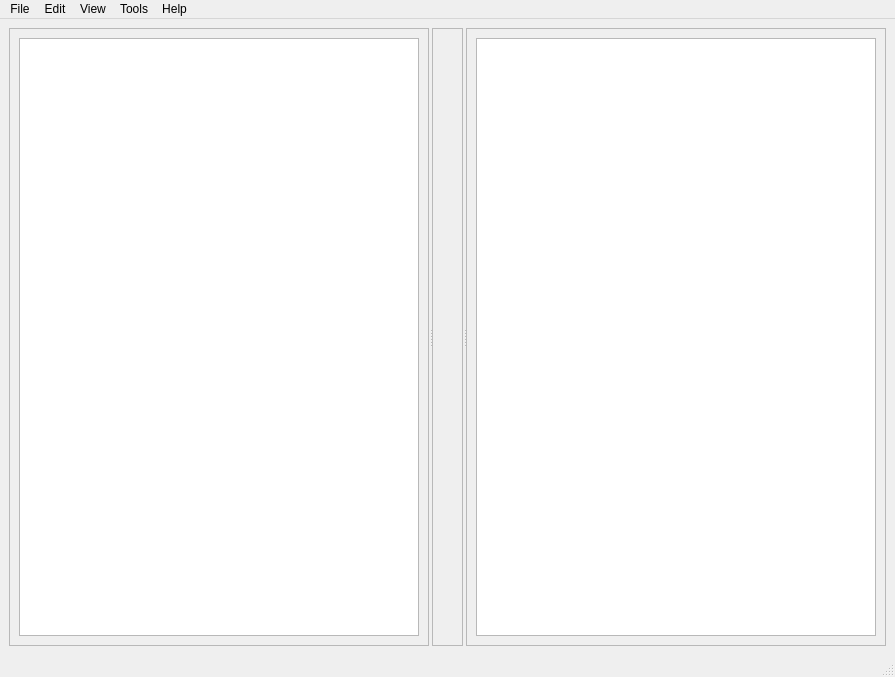
First picture: the form in gui/MainWindow.ui, repository CaptBerry/temp_x_research, before the edit.
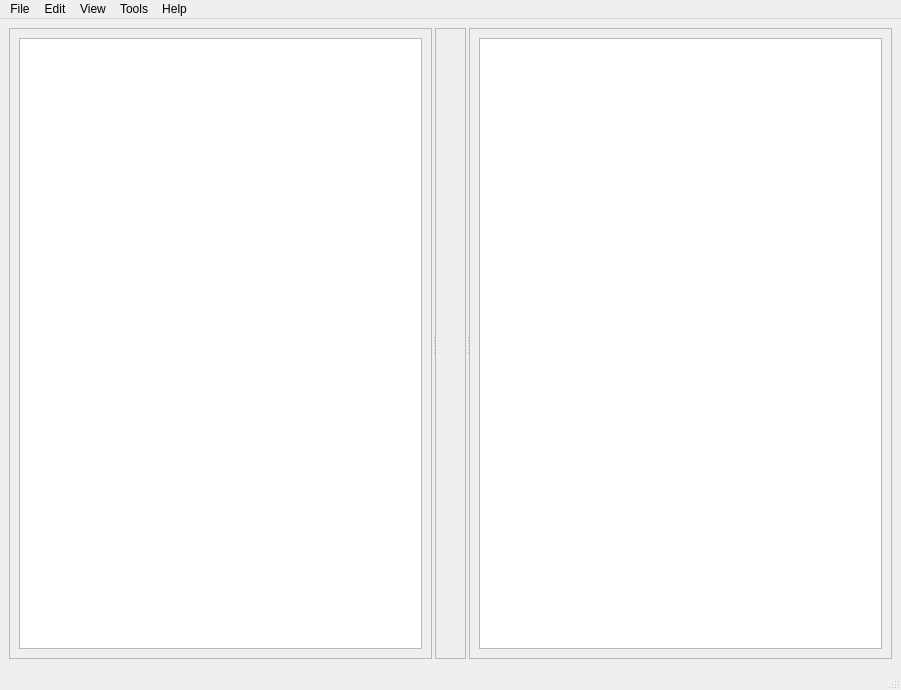
Second picture: the form after the edit.

Patch:
```diff
--- a/gui/MainWindow.ui
+++ b/gui/MainWindow.ui
@@ -6,8 +6,8 @@
    <rect>
     <x>0</x>
     <y>0</y>
-    <width>895</width>
-    <height>677</height>
+    <width>901</width>
+    <height>690</height>
    </rect>
   </property>
   <property name="windowTitle">
@@ -33,6 +33,9 @@
        <layout class="QVBoxLayout" name="verticalLayout_3">
         <item>
          <widget class="QTreeView" name="projectTree">
+          <property name="enabled">
+           <bool>true</bool>
+          </property>
           <property name="dragDropMode">
            <enum>QAbstractItemView::DragDropMode::DragDrop</enum>
           </property>
@@ -78,7 +81,7 @@
     <rect>
      <x>0</x>
      <y>0</y>
-     <width>895</width>
+     <width>901</width>
      <height>33</height>
     </rect>
    </property>
```
Left out of the diff: 6 changed lines with no effect on the pictures.
